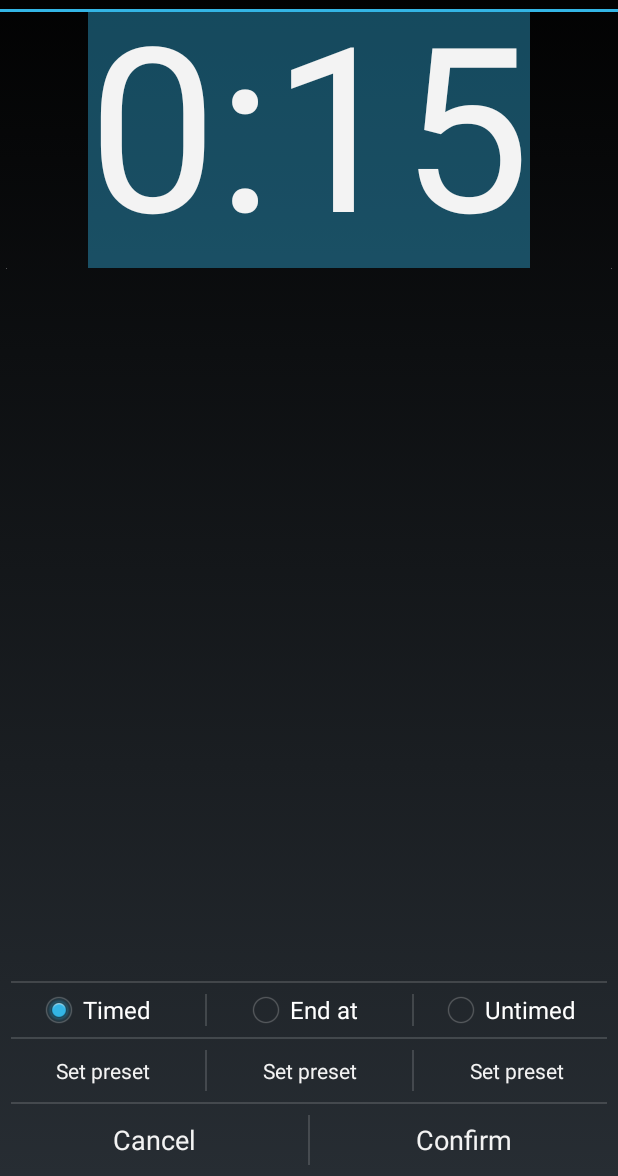
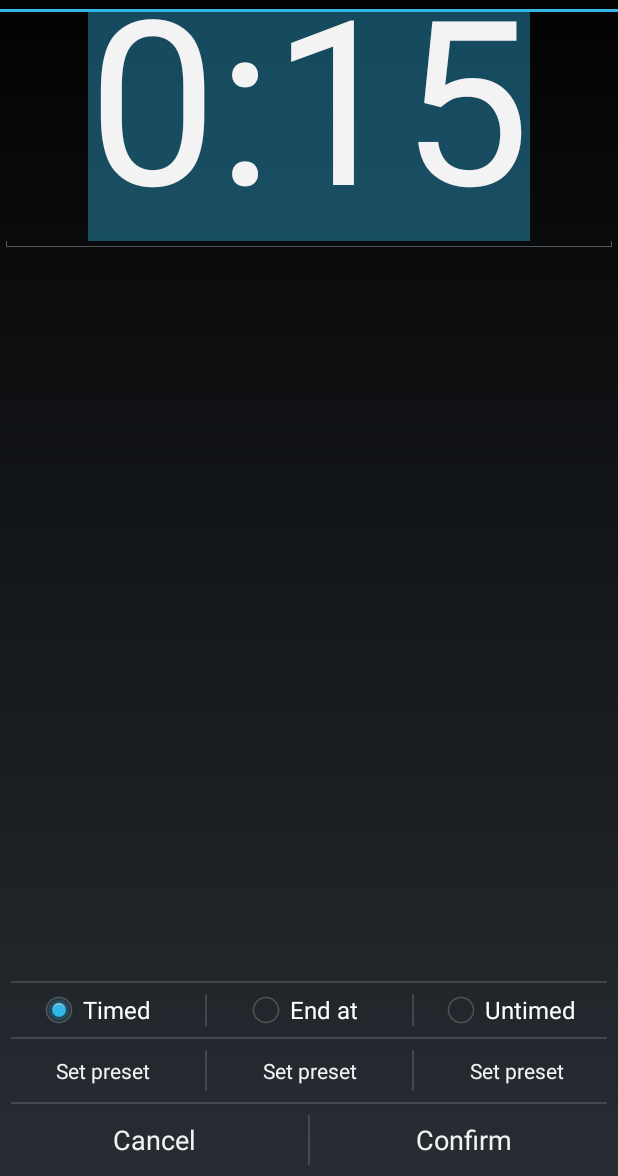
Before and after one commit to jbrains/meditationassistant, an Android app: the screen it shows after launch (MainActivity), after a tap on "0:15", on a phone screen of 412 x 824 dp, the part 60-1236 px from its top. Run offline under Robolectric (Android 15) with nearby library versions, the light colour scheme and no system bars; libraries missing offline, so code that uses them is left out: com.github.amlcurran.showcaseview, org.acra, org.acra.annotation; 13 statements that could not run were skipped.

Commit message:
Remove usage of ViewSwitcher

```diff
--- a/MeditationAssistant/build.gradle
+++ b/MeditationAssistant/build.gradle
@@ -73,7 +73,7 @@ android {
 }
 
 dependencies {
-    compile 'com.android.support:support-v4:23.1.0'
+    compile 'com.android.support:support-v4:23.1.1'
     freeCompile 'com.google.android.gms:play-services-base:8.3.0'
     fullCompile 'com.google.android.gms:play-services-base:8.3.0'
     freeCompile 'com.google.android.gms:play-services-identity:8.3.0'
@@ -94,5 +94,5 @@ dependencies {
     compile 'com.nononsenseapps:filepicker:2.4.2'
     //wearApp project(':MeditationAssistantWear')
     // TODO: Uncomment when Wear app is ready
-    compile 'com.android.support:recyclerview-v7:23.1.0'
+    compile 'com.android.support:recyclerview-v7:23.1.1'
 }
--- a/MeditationAssistant/src/main/java/sh/ftp/rocketninelabs/meditationassistant/MainActivity.java
+++ b/MeditationAssistant/src/main/java/sh/ftp/rocketninelabs/meditationassistant/MainActivity.java
@@ -33,12 +33,10 @@ import android.view.inputmethod.EditorInfo;
 import android.view.inputmethod.InputMethodManager;
 import android.widget.Button;
 import android.widget.EditText;
-import android.widget.FrameLayout;
 import android.widget.LinearLayout;
 import android.widget.RadioGroup;
 import android.widget.RelativeLayout;
 import android.widget.TextView;
-import android.widget.ViewSwitcher;
 
 import com.github.amlcurran.showcaseview.OnShowcaseEventListener;
 import com.github.amlcurran.showcaseview.ShowcaseView;
@@ -293,13 +291,11 @@ public class MainActivity extends Activity implements OnShowcaseEventListener {
                     public boolean onEditorAction(android.widget.TextView v,
                                                   int actionId, KeyEvent event) {
                         if (actionId == EditorInfo.IME_ACTION_DONE) {
-                            ViewSwitcher switchTimer = (ViewSwitcher) findViewById(R.id.switchTimer);
                             RelativeLayout layEditDuration = (RelativeLayout) findViewById(R.id.layEditDuration);
-
-                            if (switchTimer.getCurrentView().equals(
-                                    layEditDuration)) {
+                            if (layEditDuration.getVisibility() == View.VISIBLE) {
                                 setDuration(null);
                             }
+
                             return true;
                         }
 
@@ -311,9 +307,8 @@ public class MainActivity extends Activity implements OnShowcaseEventListener {
             public boolean onKey(View v, int keyCode, KeyEvent event) {
                 if (event.getAction() == KeyEvent.ACTION_UP
                         && keyCode == KeyEvent.KEYCODE_ENTER) {
-                    ViewSwitcher switchTimer = (ViewSwitcher) findViewById(R.id.switchTimer);
                     RelativeLayout layEditDuration = (RelativeLayout) findViewById(R.id.layEditDuration);
-                    if (switchTimer.getCurrentView().equals(layEditDuration)) {
+                    if (layEditDuration.getVisibility() == View.VISIBLE) {
                         setDuration(null);
                     }
 
@@ -538,9 +533,9 @@ public class MainActivity extends Activity implements OnShowcaseEventListener {
     }
 
     public void cancelSetDuration(View view) {
-        ViewSwitcher switchTimer = (ViewSwitcher) findViewById(R.id.switchTimer);
+        TextView txtTimer = (TextView) findViewById(R.id.txtTimer);
         InputMethodManager imm = (InputMethodManager) getSystemService(Context.INPUT_METHOD_SERVICE);
-        imm.hideSoftInputFromWindow(switchTimer.getWindowToken(), 0);
+        imm.hideSoftInputFromWindow(txtTimer.getWindowToken(), 0);
         getMeditationAssistant().setEditingDuration(false);
         getMeditationAssistant().setTimerMode(previous_timermode);
         changeDuration(null);
@@ -593,8 +588,6 @@ public class MainActivity extends Activity implements OnShowcaseEventListener {
     }
 
     public void setDuration(View view) {
-        ViewSwitcher switchTimer = (ViewSwitcher) findViewById(R.id.switchTimer);
-
         if (usetimepicker) {
             TimePicker timepickerDuration = (TimePicker) findViewById(R.id.timepickerDuration);
 
@@ -630,8 +623,9 @@ public class MainActivity extends Activity implements OnShowcaseEventListener {
                 }
             }
 
+            TextView txtTimer = (TextView) findViewById(R.id.txtTimer);
             InputMethodManager imm = (InputMethodManager) getSystemService(Context.INPUT_METHOD_SERVICE);
-            imm.hideSoftInputFromWindow(switchTimer.getWindowToken(), 0);
+            imm.hideSoftInputFromWindow(txtTimer.getWindowToken(), 0);
         }
 
         getMeditationAssistant().setEditingDuration(false);
@@ -640,14 +634,12 @@ public class MainActivity extends Activity implements OnShowcaseEventListener {
 
     /* Called when the duration is clicked */
     public void changeDuration(View view) {
-        ViewSwitcher switcher = (ViewSwitcher) findViewById(R.id.switchTimer);
         RelativeLayout layEditDuration = (RelativeLayout) findViewById(R.id.layEditDuration);
+        TextView txtTimer = (TextView) findViewById(R.id.txtTimer);
         EditText editDuration = (EditText) findViewById(R.id.editDuration);
 
         if (getMeditationAssistant().getTimeStartMeditate() > 0) {
-            if (!switcher.getCurrentView().equals(layEditDuration)) {
-                return; // Don't switch during a meditation session
-            }
+            return; // Don't switch during a meditation session
         }
 
         if (getMeditationAssistant().getEditingDuration()) {
@@ -665,13 +657,19 @@ public class MainActivity extends Activity implements OnShowcaseEventListener {
         // RelativeLayout layRememberDurationOuter = (RelativeLayout)
         // findViewById(R.id.layRememberDurationOuter);
 
-        switcher.showNext();
         Boolean wasEditing = false;
-        if (switcher.getCurrentView().equals(layEditDuration)) {
+        if (txtTimer.getVisibility() == View.GONE) {
+            layEditDuration.setVisibility(View.GONE);
+            txtTimer.setVisibility(View.VISIBLE);
+
+            getMeditationAssistant().setEditingDuration(false);
+            wasEditing = true;
+        } else {
+            txtTimer.setVisibility(View.GONE);
+            layEditDuration.setVisibility(View.VISIBLE);
+
             if (view != null) {
                 getMeditationAssistant().setEditingDuration(true);
-                Boolean previous_rememberduration = getMeditationAssistant()
-                        .getRememberDuration();
                 previous_timermode = getMeditationAssistant().getTimerMode();
             }
 
@@ -685,10 +683,6 @@ public class MainActivity extends Activity implements OnShowcaseEventListener {
                         InputMethodManager.SHOW_IMPLICIT);
                 editDuration.setSelection(0, editDuration.getText().length());
             }
-        } else {
-            getMeditationAssistant().setEditingDuration(false);
-
-            wasEditing = true;
         }
 
         updateMeditate(false, false);
@@ -2135,20 +2129,18 @@ public class MainActivity extends Activity implements OnShowcaseEventListener {
         //Log.d("MeditationAssistant", "updateMeditate: " + String.valueOf(getMeditationAssistant() .getTimeToStopMeditate()));
         TextView txtTimer = (TextView) findViewById(R.id.txtTimer);
         TextView txtDurationSeconds = (TextView) findViewById(R.id.txtDurationSeconds);
-        ViewSwitcher switchTimer = (ViewSwitcher) findViewById(R.id.switchTimer);
-        EditText editDuration = (EditText) findViewById(R.id.editDuration);
-
-        FrameLayout.LayoutParams txtTimerLayoutParams = new FrameLayout.LayoutParams(
+        RelativeLayout layEditDuration = (RelativeLayout) findViewById(R.id.layEditDuration);
+
+        LinearLayout.LayoutParams txtTimerLayoutParams = new LinearLayout.LayoutParams(
                 android.view.ViewGroup.LayoutParams.MATCH_PARENT,
                 android.view.ViewGroup.LayoutParams.WRAP_CONTENT);
-        txtTimerLayoutParams.setMargins(0, -23, 0, -11);
+        txtTimerLayoutParams.setMargins(0, -25, 0, -11);
         txtTimerLayoutParams.gravity = Gravity.CENTER;
 
-        RelativeLayout.LayoutParams editDurationLayoutParams = new RelativeLayout.LayoutParams(
+        LinearLayout.LayoutParams layEditDurationLayoutParams = new LinearLayout.LayoutParams(
                 android.view.ViewGroup.LayoutParams.MATCH_PARENT,
                 android.view.ViewGroup.LayoutParams.WRAP_CONTENT);
-        editDurationLayoutParams.setMargins(0, -23, 0, -11);
-        //editDurationLayoutParams.gravity = Gravity.CENTER; not supported with RelativeLayout?
+        layEditDurationLayoutParams.setMargins(0, -50, 0, -11);
 
         long duration = 0;
         Long timestamp = System.currentTimeMillis() / 1000;
@@ -2173,12 +2165,12 @@ public class MainActivity extends Activity implements OnShowcaseEventListener {
                         - getMeditationAssistant().getTimeStartMeditate();
             }
 
-            switchTimer.setClickable(false);
+            txtTimer.setClickable(false);
         } else {
             resetScreenBrightness();
             getMeditationAssistant().unsetNotificationControl();
 
-            switchTimer.setClickable(true);
+            txtTimer.setClickable(true);
         }
 
         if (complete) {
@@ -2219,7 +2211,7 @@ public class MainActivity extends Activity implements OnShowcaseEventListener {
 
                 if (getMeditationAssistant().getTimerMode().equals("untimed")) {
                     txtTimerLayoutParams.setMargins(0, 0, 0, 0);
-                    editDurationLayoutParams.setMargins(0, 0, 0, 0);
+                    layEditDurationLayoutParams.setMargins(0, 0, 0, 0);
                 }
             } else {
                 setVolumeControlStream(AudioManager.USE_DEFAULT_STREAM_TYPE);
@@ -2253,21 +2245,21 @@ public class MainActivity extends Activity implements OnShowcaseEventListener {
             getMeditationAssistant().setAlphaCompat(txtDurationSeconds, 1.0f);
 
             if (getMeditationAssistant().getTimerMode().equals("timed")) {
-                txtTimerLayoutParams.setMargins(0, -23, 0, -11);
-                editDurationLayoutParams.setMargins(0, -23, 0, -11);
+                txtTimerLayoutParams.setMargins(0, -25, 0, -11);
+                layEditDurationLayoutParams.setMargins(0, -50, 0, -11);
                 txtTimer.setText(getMeditationAssistant().getPrefs().getString("timerHours", "0")
                         + ":"
                         + String.format("%02d", Integer.valueOf(getMeditationAssistant().getPrefs().getString("timerMinutes", "15"))));
             } else if (getMeditationAssistant().getTimerMode().equals("endat")) {
-                txtTimerLayoutParams.setMargins(0, -23, 0, -11);
-                editDurationLayoutParams.setMargins(0, -23, 0, -11);
+                txtTimerLayoutParams.setMargins(0, -25, 0, -11);
+                layEditDurationLayoutParams.setMargins(0, -50, 0, -11);
                 txtTimer.setText(getMeditationAssistant().getPrefs().getString("timerHoursEndAt", "0")
                         + ":"
                         + String.format("%02d", Integer.valueOf(getMeditationAssistant().getPrefs().getString("timerMinutesEndAt", "0"))));
                 txtDurationSeconds.setText(getString(R.string.endAt).toLowerCase());
             } else {
                 txtTimerLayoutParams.setMargins(0, 0, 0, 0);
-                editDurationLayoutParams.setMargins(0, 0, 0, 0);
+                layEditDurationLayoutParams.setMargins(0, 0, 0, 0);
                 txtTimer.setText(getString(R.string.ignore_om));
             }
         }
@@ -2304,7 +2296,7 @@ public class MainActivity extends Activity implements OnShowcaseEventListener {
         }
 
         txtTimer.setLayoutParams(txtTimerLayoutParams);
-        editDuration.setLayoutParams(editDurationLayoutParams);
+        layEditDuration.setLayoutParams(layEditDurationLayoutParams);
 
         if (setDisabled) {
             btnMeditate.setText(getString(R.string.meditate));
--- a/MeditationAssistant/src/main/res/layout/activity_main.xml
+++ b/MeditationAssistant/src/main/res/layout/activity_main.xml
@@ -38,19 +38,13 @@
 
                     </RelativeLayout>
 
-                    <ViewSwitcher
-                        android:id="@+id/switchTimer"
-                        android:layout_width="fill_parent"
-                        android:layout_height="wrap_content"
-                        android:clickable="true"
-                        android:onClick="changeDuration">
-
                     <TextView
                         android:id="@+id/txtTimer"
                         android:layout_width="fill_parent"
-                            android:layout_height="fill_parent"
-                            android:layout_gravity="center_vertical|center_horizontal"
-                            android:clickable="false"
+                        android:layout_height="wrap_content"
+                        android:layout_gravity="center_horizontal"
+                        android:clickable="true"
+                        android:onClick="changeDuration"
                         android:ellipsize="none"
                         android:gravity="center"
                         android:includeFontPadding="false"
@@ -62,13 +56,14 @@
                     <RelativeLayout
                         android:id="@+id/layEditDuration"
                         android:layout_width="fill_parent"
-                            android:layout_height="wrap_content">
+                        android:layout_height="wrap_content"
+                        android:visibility="gone">
 
                         <EditText
                             android:id="@+id/editDuration"
                             android:layout_width="fill_parent"
                             android:layout_height="wrap_content"
-                                android:layout_gravity="center_vertical|center_horizontal"
+                            android:layout_gravity="center_horizontal"
                             android:layout_marginBottom="0dp"
                             android:layout_marginTop="0dp"
                             android:gravity="center"
@@ -78,7 +73,7 @@
                             android:lineSpacingMultiplier="0.9"
                             android:maxLength="5"
                             android:singleLine="true"
-                                android:textSize="153sp"
+                            android:textAppearance="?android:attr/textAppearanceLarge"
                             android:visibility="gone"/>
 
                         <sh.ftp.rocketninelabs.meditationassistant.TimePicker
@@ -87,7 +82,6 @@
                             android:layout_height="wrap_content"
                             android:gravity="center"/>
                     </RelativeLayout>
-                    </ViewSwitcher>
 
                     <TextView
                         android:id="@+id/txtDurationSeconds"
--- a/MeditationAssistantWear/build.gradle
+++ b/MeditationAssistantWear/build.gradle
@@ -29,7 +29,7 @@ android {
 }
 
 dependencies {
-    compile 'com.android.support:support-v4:23.1.0'
+    compile 'com.android.support:support-v4:23.1.1'
 
     compile 'com.google.android.support:wearable:1.1.0'
     compile 'com.google.android.gms:play-services-wearable:8.3.0'
```
Lines whose indentation alone changed are shown as unchanged.
